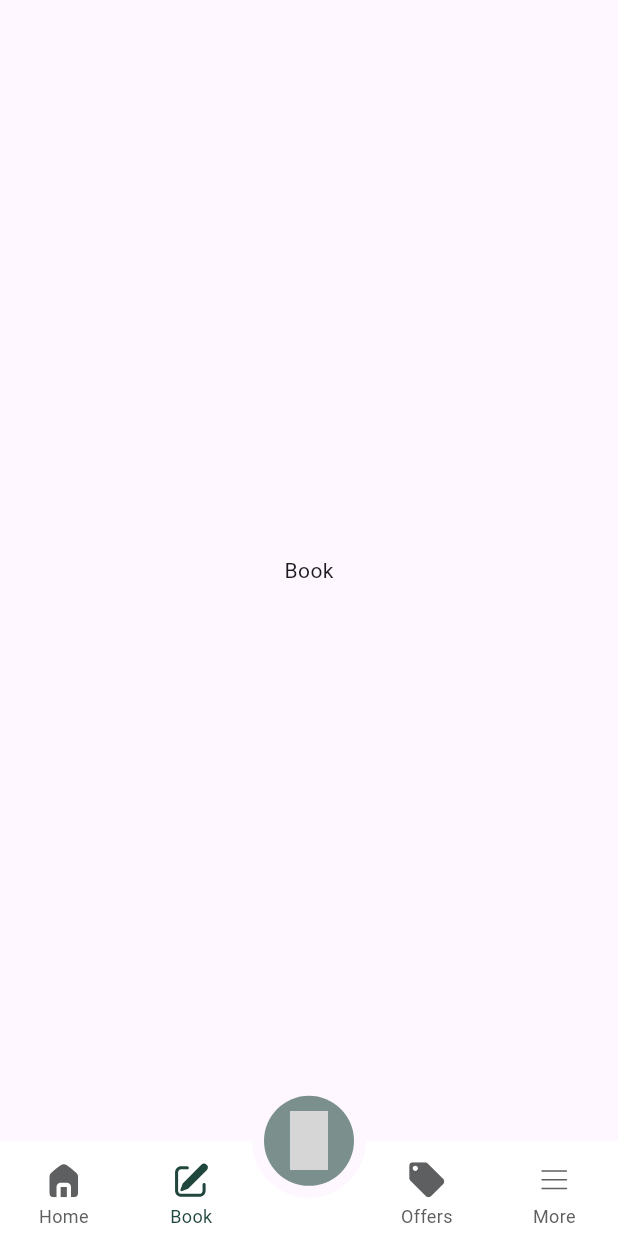
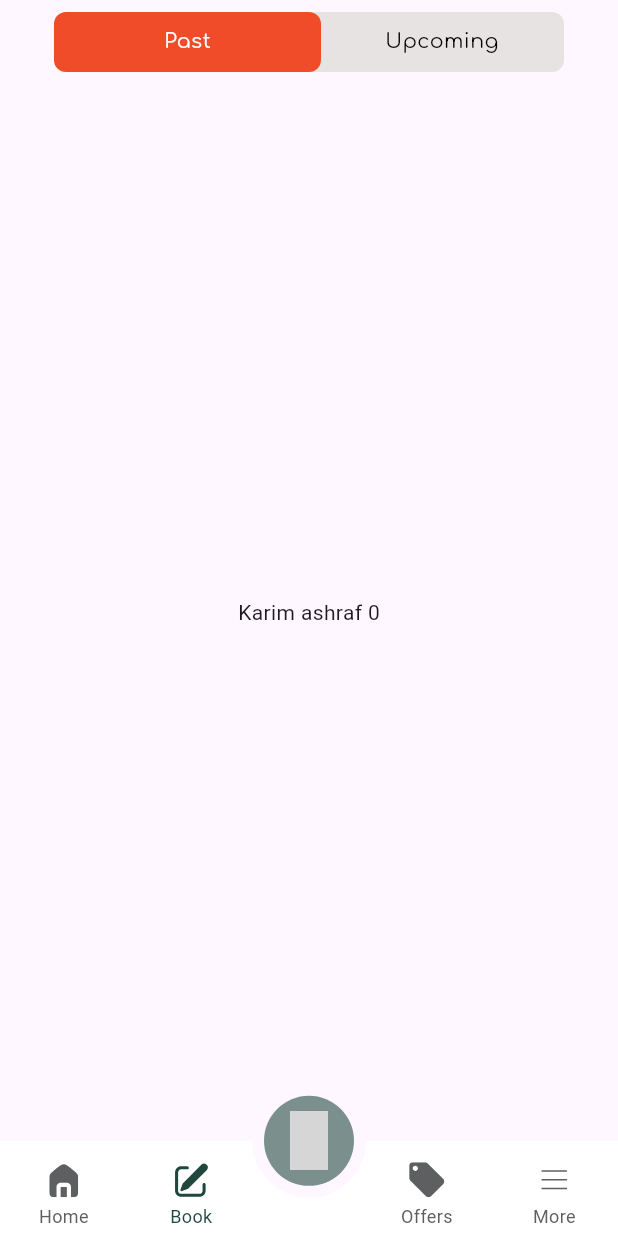
Before and after one commit to KarimAshraf-eng/shagafZag, a Flutter app: the HomeView screen opened by its route, item 2 of the bottom bar chosen, on a phone screen of 412 x 824 dp. Run offline on Flutter 3.47's test engine with Material 3 defaults, Android fonts, the phone set to English and light mode, and no system bars; drawn by our look-alikes of animated_bottom_navigation_bar; our stand-ins replace carousel_slider, flutter_map, flutter_screenutil, flutter_svg, go_router, icons_plus and 3 more; missing offline and left inert: maps_launcher; grey boxes are pictures that could not be loaded.

Commit message:
Finish book tap bar

```diff
--- a/lib/Core/theme/fonts.dart
+++ b/lib/Core/theme/fonts.dart
@@ -95,6 +95,18 @@ abstract class ShagafFontStyles {
       fontSize: 14.sp,
       fontWeight: FontWeight.w400,
       color: Colors.white,
+      fontFamily: 'Comfortaa');
+
+      static final whiteMedium14500 = TextStyle(
+      fontSize: 14.sp,
+      fontWeight: FontWeight.w500,
+      color: Colors.white,
+      fontFamily: 'Comfortaa');
+
+      static final blackMedium14 = TextStyle(
+      fontSize: 14.sp,
+      fontWeight: FontWeight.w500,
+      color: Colors.black,
       fontFamily: 'Comfortaa');
 
   static final blacksemiBold20 = TextStyle(
--- /dev/null
+++ b/lib/Features/Home/Presentation/Views/Widgets/book_tap_bar.dart
@@ -0,0 +1,93 @@
+import 'package:shagaf_zag/Core/common/splasher.dart';
+import 'package:shagaf_zag/Core/Barrel/imports.dart';
+
+class BookTapBar extends StatelessWidget {
+  final int selected;
+  final ValueChanged<int> onTap;
+
+  const BookTapBar({
+    super.key,
+    required this.selected,
+    required this.onTap,
+  });
+
+  @override
+  Widget build(BuildContext context) {
+    return ClipRRect(
+      borderRadius: BorderRadius.circular(8),
+      child: Container(
+        width: 340,
+        height: 40,
+        color: const Color(0xffE7E3E3),
+        child: Row(
+          children: [
+            AnimatedContainer(
+              duration: const Duration(milliseconds: 300),
+              height: double.infinity,
+              width: selected == 1 ? 161 : 178,
+              decoration: BoxDecoration(
+                color: selected == 1 ? Colors.transparent : ShagafColors.secondaryColor,
+                borderRadius: selected == 1
+                    ? const BorderRadius.only(
+                        topRight: Radius.circular(0),
+                        bottomRight: Radius.circular(0),
+                      )
+                    : const BorderRadius.only(
+                        topRight: Radius.circular(8),
+                        bottomRight: Radius.circular(8),
+                      ),
+              ),
+              child: Splasher(
+                width: double.infinity,
+                onTap: () => onTap(0),
+                child: Center(
+                  child: AnimatedSwitcher(
+                    duration: const Duration(milliseconds: 800),
+                    child: Text(
+                      "Past",
+                      key: ValueKey<int>(selected),
+                      style: selected == 1
+                          ? ShagafFontStyles.blackNormal14
+                          : ShagafFontStyles.whiteMedium14500,
+                    ),
+                  ),
+                ),
+              ),
+            ),
+            AnimatedContainer(
+              duration: const Duration(milliseconds: 300),
+              width: selected == 0 ? 161 : 178,
+              decoration: BoxDecoration(
+                color: selected == 0 ? Colors.transparent : ShagafColors.secondaryColor,
+                borderRadius: selected == 0
+                    ? const BorderRadius.only(
+                        topLeft: Radius.circular(0),
+                        bottomLeft: Radius.circular(0),
+                      )
+                    : const BorderRadius.only(
+                        topLeft: Radius.circular(8),
+                        bottomLeft: Radius.circular(8),
+                      ),
+              ),
+              child: Splasher(
+                onTap: () => onTap(1),
+                child: Center(
+                  child: AnimatedSwitcher(
+                    duration: const Duration(milliseconds: 800),
+                    child: Text(
+                      "Upcoming",
+                      key: ValueKey<int>(selected),
+                      style: selected == 0
+                          ? ShagafFontStyles.blackNormal14
+                          : ShagafFontStyles.whiteMedium14500,
+                    ),
+                  ),
+                ),
+              ),
+            ),
+          ],
+        ),
+      ),
+    );
+  }
+}
--- a/lib/Features/Home/Presentation/Views/Widgets/home_carousel_slider.dart
+++ b/lib/Features/Home/Presentation/Views/Widgets/home_carousel_slider.dart
@@ -64,15 +64,15 @@ class _HomeCarouselSliderState extends State<HomeCarouselSlider> {
           child: Row(
             mainAxisAlignment: MainAxisAlignment.spaceBetween,
             children: [
-              InkWell(
-                onTap: () {
+              IconButton(
+                onPressed: () {
                   Scaffold.of(context).openDrawer();
                 },
-                child: SvgPicture.asset(upBar),
+                icon: SvgPicture.asset(upBar),
               ),
-              InkWell(
-                onTap: () {},
-                child: SvgPicture.asset(notification),
+              IconButton(
+                onPressed: () {},
+                icon: SvgPicture.asset(notification),
               ),
             ],
           ),
--- /dev/null
+++ b/lib/Features/Home/Presentation/Views/book_view.dart
@@ -0,0 +1,36 @@
+import 'package:flutter/material.dart';
+import 'package:shagaf_zag/Features/Home/Presentation/Views/Widgets/book_tap_bar.dart';
+
+class BookView extends StatefulWidget {
+  const BookView({super.key});
+
+  @override
+  State<BookView> createState() => _BookViewState();
+}
+
+class _BookViewState extends State<BookView> {
+  int selectedIndex = 0;
+
+  void onTap(int index) {
+    setState(() {
+      selectedIndex = index;
+    });
+  }
+
+  @override
+  Widget build(BuildContext context) {
+    return Scaffold(
+        appBar: AppBar(
+          automaticallyImplyLeading: false,
+          title:
+              Center(child: BookTapBar(selected: selectedIndex, onTap: onTap)),
+        ),
+        body: selectedIndex == 0
+            ? const Center(
+                child: Text("Karim ashraf 0"),
+              )
+            : const Center(
+                child: Text("Karim ashraf 1"),
+              ));
+  }
+}
--- a/lib/Features/Home/data/data.dart
+++ b/lib/Features/Home/data/data.dart
@@ -1,4 +1,5 @@
 import 'package:shagaf_zag/Core/Barrel/imports.dart';
+import 'package:shagaf_zag/Features/Home/Presentation/Views/book_view.dart';
 
 final List<String> iconList = [
   "assets/icons/home.svg",
@@ -16,7 +17,7 @@ final List<String> labels = [
 
 final List<Widget> pages = [
   const Home(),
-  const Center(child: Text('Book')),
+   BookView(),
   const Center(child: Text('Offers')),
   const Center(child: Text('More')),
 ];
```
